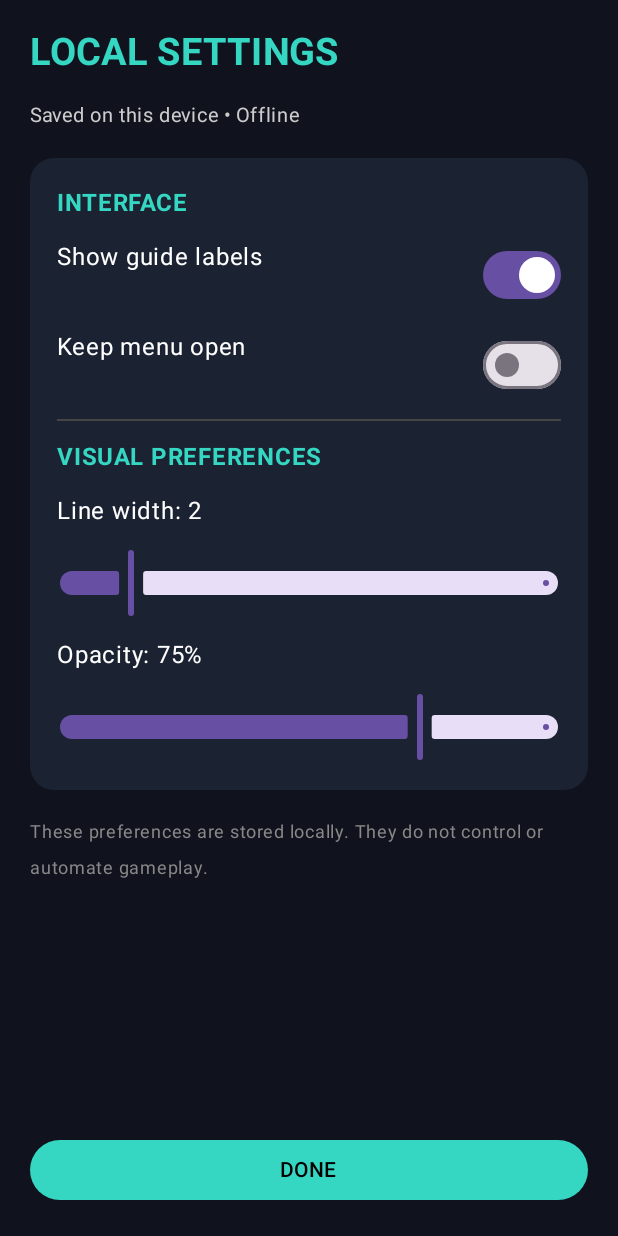
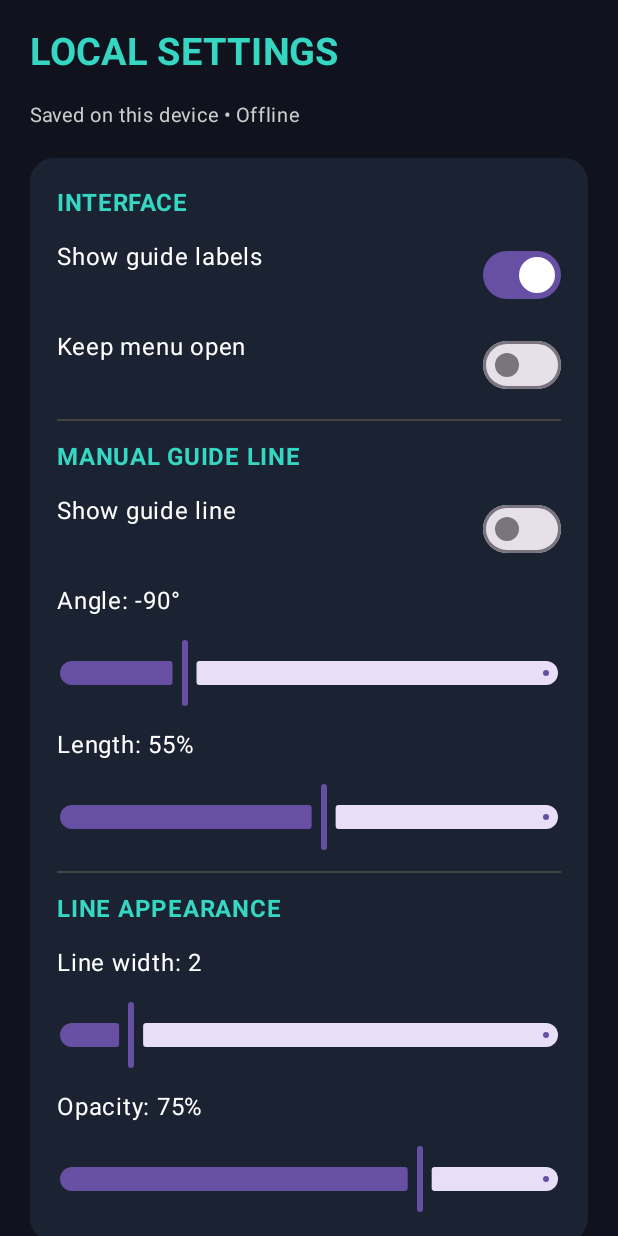
Before and after one commit to Abbas2487248/AbbasSaad, an Android app built with Jetpack Compose: the LocalSettingsActivity screen opened directly, with no data from a screen before it, on a phone screen of 412 x 824 dp. Run offline under Robolectric (Android 15) with nearby library versions, the phone set to English and light mode, and no system bars.

Commit message:
Add manual guide controls and appearance settings

```diff
--- a/app/src/main/java/co/magiclines/apk2/LocalSettingsActivity.kt
+++ b/app/src/main/java/co/magiclines/apk2/LocalSettingsActivity.kt
@@ -5,7 +5,9 @@ import androidx.activity.ComponentActivity
 import androidx.activity.compose.setContent
 import androidx.compose.foundation.background
 import androidx.compose.foundation.layout.*
+import androidx.compose.foundation.rememberScrollState
 import androidx.compose.foundation.shape.RoundedCornerShape
+import androidx.compose.foundation.verticalScroll
 import androidx.compose.material3.*
 import androidx.compose.runtime.*
 import androidx.compose.ui.Modifier
@@ -23,13 +25,16 @@ class LocalSettingsActivity : ComponentActivity() {
             val background = Color(0xFF10131D)
             val panel = Color(0xFF1B2232)
             var showGuide by remember { mutableStateOf(prefs.getBoolean("show_guide", true)) }
+            var manualGuideEnabled by remember { mutableStateOf(prefs.getBoolean("manual_guide_enabled", false)) }
             var keepPanelOpen by remember { mutableStateOf(prefs.getBoolean("keep_panel_open", false)) }
             var lineWidth by remember { mutableFloatStateOf(prefs.getFloat("line_width", 2f)) }
             var opacity by remember { mutableFloatStateOf(prefs.getFloat("opacity", 75f)) }
+            var guideAngle by remember { mutableFloatStateOf(prefs.getFloat("guide_angle", -90f)) }
+            var guideLength by remember { mutableFloatStateOf(prefs.getFloat("guide_length", 55f)) }
 
             MaterialTheme {
                 Column(
-                    Modifier.fillMaxSize().background(background).padding(20.dp),
+                    Modifier.fillMaxSize().background(background).verticalScroll(rememberScrollState()).padding(20.dp),
                     verticalArrangement = Arrangement.spacedBy(16.dp)
                 ) {
                     Text("LOCAL SETTINGS", color = accent, fontSize = 25.sp, fontWeight = FontWeight.Bold)
@@ -50,7 +55,24 @@ class LocalSettingsActivity : ComponentActivity() {
                                 })
                             }
                             Divider(color = Color.DarkGray)
-                            Text("VISUAL PREFERENCES", color = accent, fontWeight = FontWeight.Bold)
+                            Text("MANUAL GUIDE LINE", color = accent, fontWeight = FontWeight.Bold)
+                            Row(Modifier.fillMaxWidth(), horizontalArrangement = Arrangement.SpaceBetween) {
+                                Text("Show guide line", color = Color.White)
+                                Switch(checked = manualGuideEnabled, onCheckedChange = {
+                                    manualGuideEnabled = it
+                                    prefs.edit().putBoolean("manual_guide_enabled", it).apply()
+                                })
+                            }
+                            Text("Angle: ${guideAngle.toInt()}°", color = Color.White)
+                            Slider(value = guideAngle, onValueChange = {
+                                guideAngle = it; prefs.edit().putFloat("guide_angle", it).apply()
+                            }, valueRange = -180f..180f)
+                            Text("Length: ${guideLength.toInt()}%", color = Color.White)
+                            Slider(value = guideLength, onValueChange = {
+                                guideLength = it; prefs.edit().putFloat("guide_length", it).apply()
+                            }, valueRange = 10f..95f)
+                            Divider(color = Color.DarkGray)
+                            Text("LINE APPEARANCE", color = accent, fontWeight = FontWeight.Bold)
                             Text("Line width: ${lineWidth.toInt()}", color = Color.White)
                             Slider(value = lineWidth, onValueChange = {
                                 lineWidth = it; prefs.edit().putFloat("line_width", it).apply()
@@ -61,8 +83,7 @@ class LocalSettingsActivity : ComponentActivity() {
                             }, valueRange = 10f..100f)
                         }
                     }
-                    Text("These preferences are stored locally. They do not control or automate gameplay.", color = Color.Gray, fontSize = 12.sp)
-                    Spacer(Modifier.weight(1f))
+                    Text("This is a manually adjusted visual guide. It does not detect balls, calculate shots, or control gameplay.", color = Color.Gray, fontSize = 12.sp)
                     Button(onClick = { finish() }, modifier = Modifier.fillMaxWidth(),
                         colors = ButtonDefaults.buttonColors(containerColor = accent)) {
                         Text("DONE", color = Color.Black)
```
